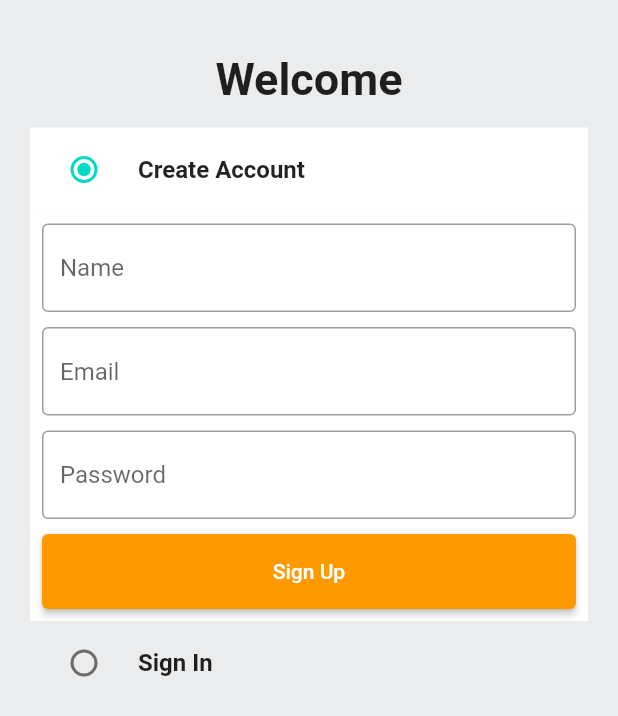
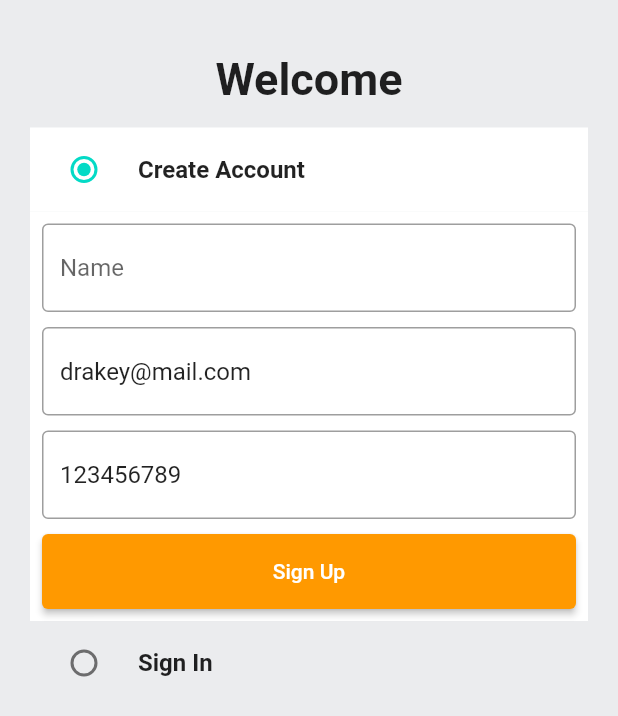
Before and after one commit to saifymatteo/amazon_clone, a Flutter app: the screen it shows after launch, on a phone screen of 412 x 824 dp. Shown: the top 716 px of the screen. Run offline on Flutter 3.47's test engine with Material 2 defaults, Android fonts, the phone set to English and light mode, and no system bars; our stand-ins replace badges, flutter_dotenv, shared_preferences.

Commit message:
added default String to email and password

```diff
--- a/lib/features/auth/screens/auth_screen.dart
+++ b/lib/features/auth/screens/auth_screen.dart
@@ -28,8 +28,10 @@ class _AuthScreenState extends State<AuthScreen> {
   final _signUpFormKey = GlobalKey<FormState>();
   final _signInFormKey = GlobalKey<FormState>();
 
-  final TextEditingController _emailController = TextEditingController();
-  final TextEditingController _passwordController = TextEditingController();
+  final TextEditingController _emailController =
+      TextEditingController(text: 'drakey@mail.com');
+  final TextEditingController _passwordController =
+      TextEditingController(text: '123456789');
   final TextEditingController _nameController = TextEditingController();
 
   final AuthService authService = AuthService();
```
